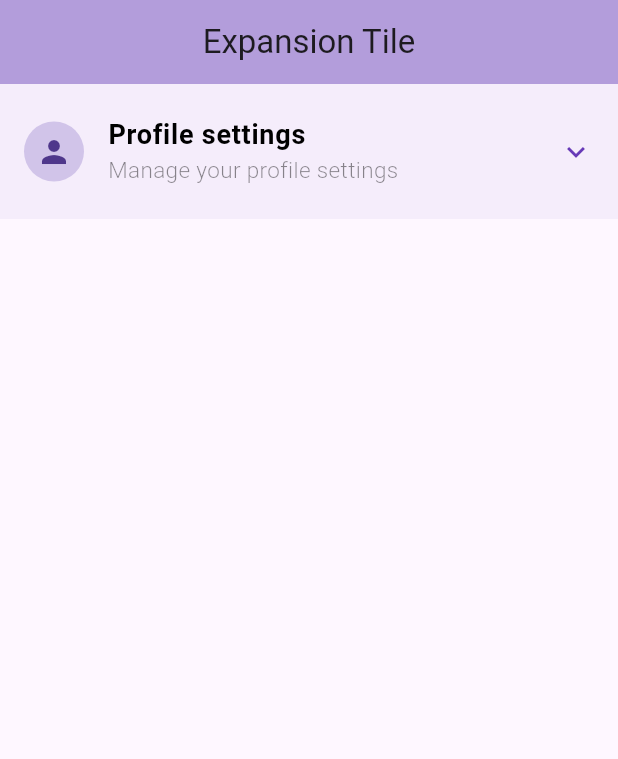
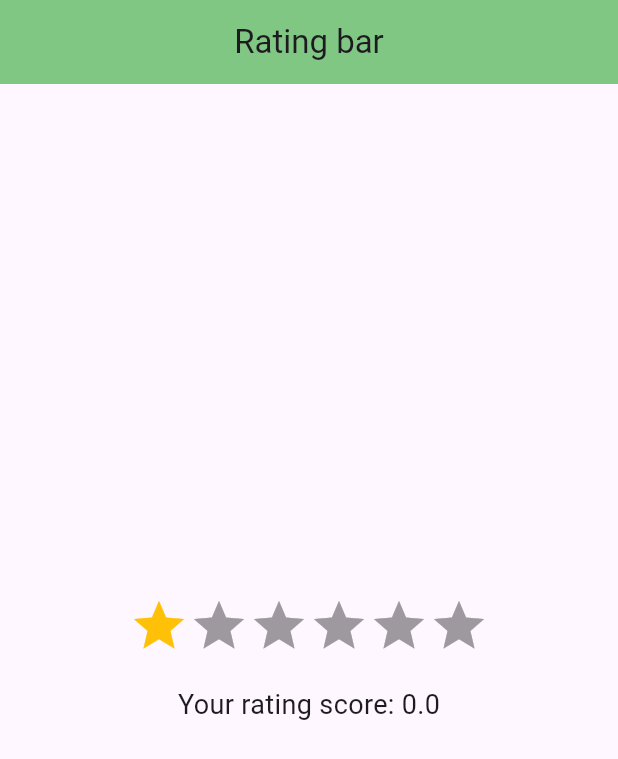
Before and after one commit to azizbekyokhubov1999/flutter_widgets_training, a Flutter app: the screen it shows after launch, on a phone screen of 412 x 824 dp. Shown: the top 759 px of the screen. Run offline on Flutter 3.47's test engine with Material 3 defaults, Android fonts, the phone set to English and light mode, and no system bars; drawn by our look-alikes of flutter_rating_bar; our stand-ins replace another_carousel_pro, avatar_glow, country_picker, curved_navigation_bar, fl_chart, flutter_slidable and 15 more; missing offline and left inert: syncfusion_flutter_pdfviewer.

Commit message:
for video 69 - Creating rating bar with help of package

```diff
--- a/lib/main.dart
+++ b/lib/main.dart
@@ -1,6 +1,7 @@
 import 'package:flutter/material.dart';
 import 'package:flutter_widgets_training/pages/expansion_tile.dart';
 import 'package:flutter_widgets_training/pages/fitted_box.dart';
+import 'package:flutter_widgets_training/pages/flutter_rating_bar.dart';
 import 'package:flutter_widgets_training/pages/hiden_appbar.dart';
 import 'package:flutter_widgets_training/pages/modern_bottom_navbar.dart';
 import 'package:flutter_widgets_training/pages/pdf_reader.dart';
@@ -93,7 +94,7 @@ class MyApp extends StatelessWidget {
       theme: ThemeData(
         useMaterial3: true
       ),
-      home: MyExpansionTile(),
+      home: MyFlRatingBar(),
     );
   }
 }
--- /dev/null
+++ b/lib/pages/flutter_rating_bar.dart
@@ -0,0 +1,54 @@
+import 'package:flutter/material.dart';
+import 'package:flutter_rating_bar/flutter_rating_bar.dart';
+
+class MyFlRatingBar extends StatefulWidget {
+  const MyFlRatingBar({super.key});
+
+  @override
+  State<MyFlRatingBar> createState() => _MyFlRatingBarState();
+}
+
+class _MyFlRatingBarState extends State<MyFlRatingBar> {
+
+  double _ratingValue = 0;
+
+  @override
+  Widget build(BuildContext context) {
+    return Scaffold(
+      appBar: AppBar(
+        title: Text("Rating bar"),
+        centerTitle: true,
+        backgroundColor: Colors.green[300],
+      ),
+      body: Column(
+        mainAxisAlignment: MainAxisAlignment.center,
+        children: [
+          Center(
+            child: RatingBar.builder(
+              itemCount: 6,
+                minRating: 3,
+                initialRating: 1,
+                direction: Axis.horizontal,
+                allowHalfRating: true,
+                itemBuilder: (context, _) =>
+                Icon(Icons.star,
+                color: Colors.amber,
+                ),
+                onRatingUpdate: (value){
+                  setState(() {
+                    _ratingValue = value;
+                  });
+                }
+            ),
+          ),
+          SizedBox(height: 20),
+          Text("Your rating score: ${_ratingValue}",
+          style: TextStyle(
+            fontSize: 18,
+          ),
+          )
+        ],
+      ),
+    );
+  }
+}
--- a/pubspec.yaml
+++ b/pubspec.yaml
@@ -51,6 +51,7 @@ dependencies:
   shimmer: ^3.0.0
   syncfusion_flutter_pdfviewer: ^27.2.4
   google_nav_bar: ^5.0.7
+  flutter_rating_bar: ^4.0.1
 
 dev_dependencies:
   flutter_test:
```
Also changed, not shown: pubspec.lock.
